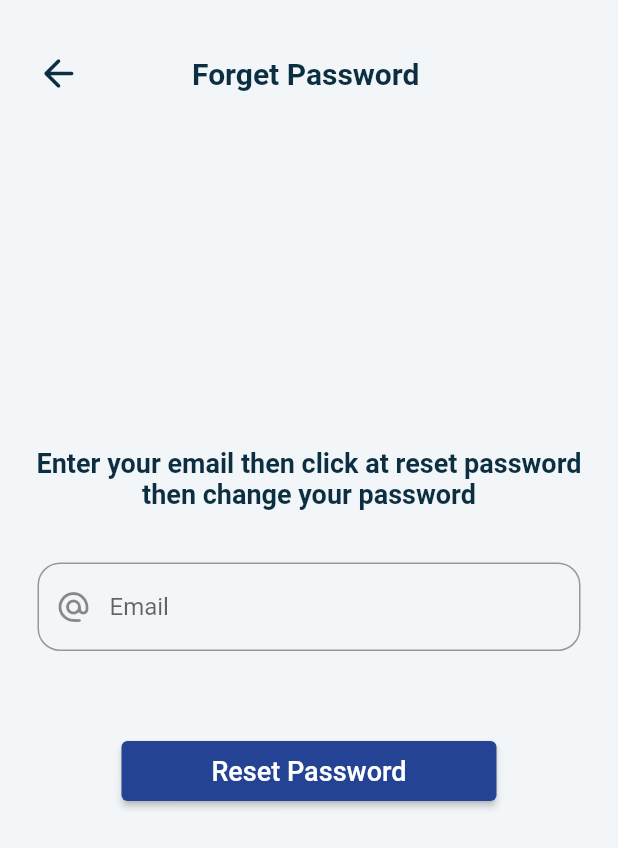
After one commit to ahmadshakir21/Eagle_Food_Ordering_App, a Flutter app: the screen it shows after launch, after a tap on "Forget Password", on a phone screen of 412 x 824 dp. The commit adds this screen. Shown: the top 848 px of the screen. Run offline on Flutter 3.47's test engine with Material 2 defaults, Android fonts, the light colour scheme and no system bars; our stand-ins replace cloud_firestore, firebase_auth, firebase_core, font_awesome_flutter, google_nav_bar, lottie and 1 more; accounts and stored records are empty.

Commit message:
Forget Password and Navigation

```diff
--- a/lib/screens/about_us.dart
+++ b/lib/screens/about_us.dart
@@ -19,7 +19,9 @@ class AboutUs extends StatelessWidget {
                 // mainAxisAlignment: MainAxisAlignment.spaceBetween,
                 children: [
                   IconButton(
-                      onPressed: () {},
+                      onPressed: () {
+                        Navigator.pop(context);
+                      },
                       icon: const Icon(
                         Icons.arrow_back_rounded,
                         size: 30,
--- a/lib/screens/authentication/authentication_sign_in.dart
+++ b/lib/screens/authentication/authentication_sign_in.dart
@@ -2,7 +2,7 @@ import 'package:firebase_auth/firebase_auth.dart';
 import 'package:flutter/gestures.dart';
 import 'package:flutter/material.dart';
 import 'package:font_awesome_flutter/font_awesome_flutter.dart';
-import 'package:food_ordering_app/screens/admin/admin_panel.dart';
+import 'package:food_ordering_app/screens/authentication/forget_password.dart';
 
 class AuthenticationSignIn extends StatefulWidget {
   const AuthenticationSignIn({Key? key, required this.onClickedSignUp})
@@ -112,8 +112,20 @@ class _AuthenticationSignInState extends State<AuthenticationSignIn> {
                     ),
                   ]),
             ),
+            ListTile(
+              trailing: TextButton(
+                  onPressed: () => Navigator.of(context).push(MaterialPageRoute(
+                        builder: (context) {
+                          return ForgetPassword();
+                        },
+                      )),
+                  child: const Text(
+                    "Forget Password",
+                    style: TextStyle(fontWeight: FontWeight.w600),
+                  )),
+            ),
             const SizedBox(
-              height: 80,
+              height: 50,
             ),
             Center(
               child: Container(
--- /dev/null
+++ b/lib/screens/authentication/forget_password.dart
@@ -0,0 +1,108 @@
+import 'package:firebase_auth/firebase_auth.dart';
+import 'package:flutter/material.dart';
+
+class ForgetPassword extends StatefulWidget {
+  ForgetPassword({Key? key}) : super(key: key);
+
+  @override
+  State<ForgetPassword> createState() => _ForgetPasswordState();
+}
+
+class _ForgetPasswordState extends State<ForgetPassword> {
+  final emailForForgetPasswordController = TextEditingController();
+
+  @override
+  void dispose() {
+    emailForForgetPasswordController.dispose();
+    super.dispose();
+  }
+
+  Future resetPassword() async {
+    try {
+      await FirebaseAuth.instance.sendPasswordResetEmail(
+          email: emailForForgetPasswordController.text.trim());
+    } on FirebaseAuthException catch (e) {
+      print(e);
+    }
+  }
+
+  @override
+  Widget build(BuildContext context) {
+    return Scaffold(
+        backgroundColor: const Color(0xFFF3F6F9),
+        body: Padding(
+            padding: const EdgeInsets.all(15),
+            child: SingleChildScrollView(
+                child: Column(children: [
+              const SizedBox(
+                height: 10,
+              ),
+              Row(
+                // mainAxisAlignment: MainAxisAlignment.spaceBetween,
+                children: [
+                  IconButton(
+                      onPressed: () {
+                        Navigator.pop(context);
+                      },
+                      icon: const Icon(
+                        Icons.arrow_back_rounded,
+                        size: 30,
+                        color: Color(0xFF0B2E40),
+                      )),
+                  const SizedBox(
+                    width: 65,
+                  ),
+                  const Text(
+                    "Forget Password",
+                    style: TextStyle(
+                      fontSize: 20,
+                      fontWeight: FontWeight.w700,
+                      color: Color(0xFF0B2E40),
+                    ),
+                  ),
+                ],
+              ),
+              const SizedBox(
+                height: 225,
+              ),
+              const Text(
+                "Enter your email then click at reset password then change your password",
+                textAlign: TextAlign.center,
+                style: TextStyle(
+                  fontSize: 18,
+                  fontWeight: FontWeight.w700,
+                  color: Color(0xFF0B2E40),
+                ),
+              ),
+              const SizedBox(
+                height: 25,
+              ),
+              Padding(
+                padding: const EdgeInsets.all(10),
+                child: TextField(
+                  controller: emailForForgetPasswordController,
+                  decoration: InputDecoration(
+                      prefixIcon: const Icon(Icons.alternate_email_rounded),
+                      hintText: "Email",
+                      border: OutlineInputBorder(
+                          borderRadius: BorderRadius.circular(15))),
+                ),
+              ),
+              const SizedBox(
+                height: 50,
+              ),
+              Container(
+                width: 250,
+                height: 40,
+                child: ElevatedButton(
+                    onPressed: resetPassword,
+                    style: ElevatedButton.styleFrom(
+                        primary: const Color(0xFF244395)),
+                    child: const Text(
+                      "Reset Password",
+                      style: TextStyle(fontSize: 18),
+                    )),
+              ),
+            ]))));
+  }
+}
--- a/lib/screens/authentication/main_screen.dart
+++ b/lib/screens/authentication/main_screen.dart
@@ -1,6 +1,5 @@
 import 'package:firebase_auth/firebase_auth.dart';
 import 'package:flutter/material.dart';
-import 'package:food_ordering_app/screens/admin/admin_panel.dart';
 import 'package:food_ordering_app/screens/authentication/auth_screen.dart';
 import 'package:food_ordering_app/screens/my_bottom_navigation_bar.dart';
 
--- a/lib/screens/edit_profile.dart
+++ b/lib/screens/edit_profile.dart
@@ -17,7 +17,9 @@ class EditProfile extends StatelessWidget {
         ),
         Row(children: [
           IconButton(
-              onPressed: () {},
+              onPressed: () {
+                Navigator.pop(context);
+              },
               icon: const Icon(
                 Icons.arrow_back_rounded,
                 size: 30,
--- a/lib/screens/my_favorite.dart
+++ b/lib/screens/my_favorite.dart
@@ -20,7 +20,9 @@ class MyFavorite extends StatelessWidget {
                   // mainAxisAlignment: MainAxisAlignment.spaceBetween,
                   children: [
                     IconButton(
-                        onPressed: () {},
+                        onPressed: () {
+                          Navigator.pop(context);
+                        },
                         icon: const Icon(
                           Icons.arrow_back_rounded,
                           size: 30,
--- a/lib/screens/my_order.dart
+++ b/lib/screens/my_order.dart
@@ -19,10 +19,11 @@ class MyOrder extends StatelessWidget {
                   height: 10,
                 ),
                 Row(
-                  // mainAxisAlignment: MainAxisAlignment.spaceBetween,
                   children: [
                     IconButton(
-                        onPressed: () {},
+                        onPressed: () {
+                          Navigator.pop(context);
+                        },
                         icon: const Icon(
                           Icons.arrow_back_rounded,
                           size: 30,
--- a/lib/screens/write_review.dart
+++ b/lib/screens/write_review.dart
@@ -15,10 +15,11 @@ class WriteReview extends StatelessWidget {
                   height: 10,
                 ),
                 Row(
-                  // mainAxisAlignment: MainAxisAlignment.spaceBetween,
                   children: [
                     IconButton(
-                        onPressed: () {},
+                        onPressed: () {
+                          Navigator.pop(context);
+                        },
                         icon: const Icon(
                           Icons.arrow_back_rounded,
                           size: 30,
--- a/lib/src/app.dart
+++ b/lib/src/app.dart
@@ -28,6 +28,15 @@ class MyApp extends StatelessWidget {
       title: 'Flutter Demo',
       debugShowCheckedModeBanner: false,
       home: MainScreen(),
+      routes: {
+        "/myOrder": (BuildContext context) => MyOrder(),
+        "/myFavorite": (BuildContext context) => MyFavorite(),
+        "/writeReview": (BuildContext context) => const WriteReview(),
+        "/aboutMe": (BuildContext context) => const AboutUs(),
+        "/editProfile": (BuildContext context) => const EditProfile(),
+        "/singleFoodDetails": (BuildContext context) =>
+            const SingleFoodDetails(),
+      },
     );
   }
 }
```
Also changed, not shown: lib/screens/admin/admin_panel.dart (deleted, +0 -95 lines), lib/screens/home_screen.dart (+25 -5 lines), lib/screens/single_food_details.dart (+20 -3 lines), lib/widgets/item_info.dart (+6 -1 lines).
